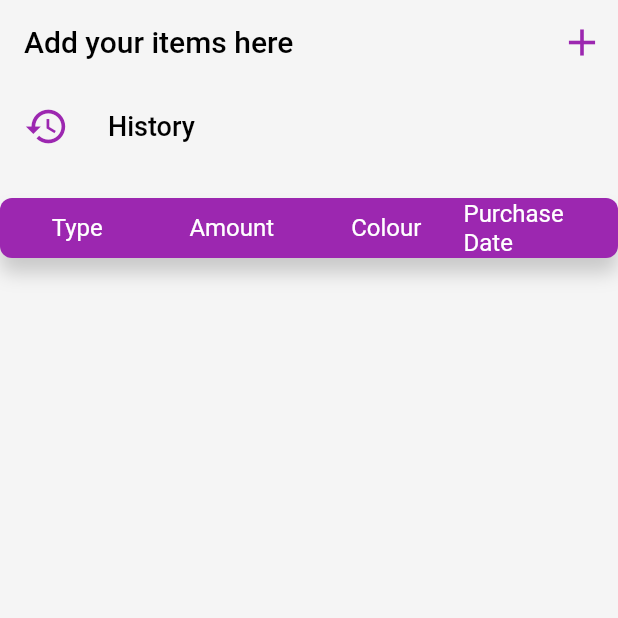
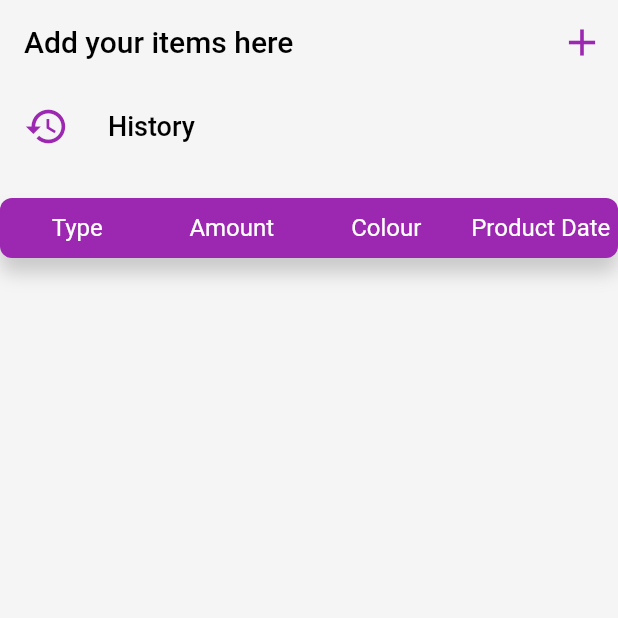
Before and after one commit to FahhaMohamed/ECO-Bricks-Admin--Project, a Flutter app: the addScreen screen opened directly, on a phone screen of 412 x 824 dp, the top half of it. Run offline on Flutter 3.47's test engine with Material 2 defaults, Android fonts, the phone set to English and light mode, and no system bars; our stand-ins replace cloud_firestore, connectivity_plus, firebase_auth, firebase_core, firebase_database, flutter_staggered_animations and 2 more; missing offline and left inert: ndialog; accounts and stored records are empty.

Commit message:
Initial commit
purchase to product

```diff
--- a/lib/AllmainScreens/addScreen.dart
+++ b/lib/AllmainScreens/addScreen.dart
@@ -109,7 +109,7 @@ class _addScreenState extends State<addScreen> {
                       ),
                       SizedBox(
                           width: w*0.25,
-                          child: const Center(child: Text("Purchase Date",style: TextStyle(color: Colors.white,fontSize: 16),))
+                          child: const Center(child: Text("Product Date",style: TextStyle(color: Colors.white,fontSize: 16),))
                       ),
                     ],
                   ),
```
